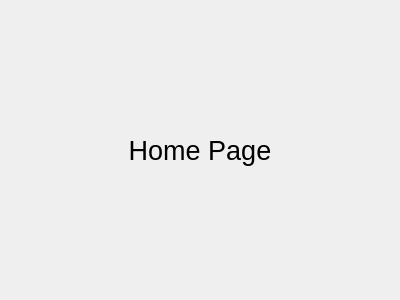
Old version of the form ui/home_tab.ui in the repository Hussein-Mourad/qt_folder_structure_test.
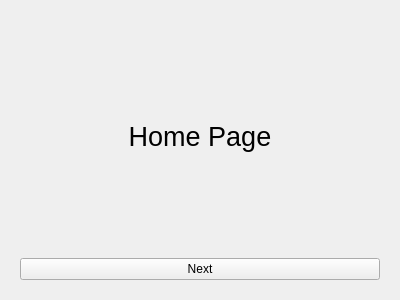
New version of the form.

```diff
--- a/ui/home_tab.ui
+++ b/ui/home_tab.ui
@@ -16,7 +16,7 @@
   <layout class="QHBoxLayout" name="horizontalLayout">
    <item>
     <widget class="QWidget" name="widget" native="true">
-     <layout class="QHBoxLayout" name="horizontalLayout_2">
+     <layout class="QVBoxLayout" name="verticalLayout">
       <item>
        <widget class="QLabel" name="label">
         <property name="font">
@@ -32,6 +32,13 @@
         </property>
        </widget>
       </item>
+      <item>
+       <widget class="QPushButton" name="pushButton_home_next">
+        <property name="text">
+         <string>Next</string>
+        </property>
+       </widget>
+      </item>
      </layout>
     </widget>
    </item>
```
